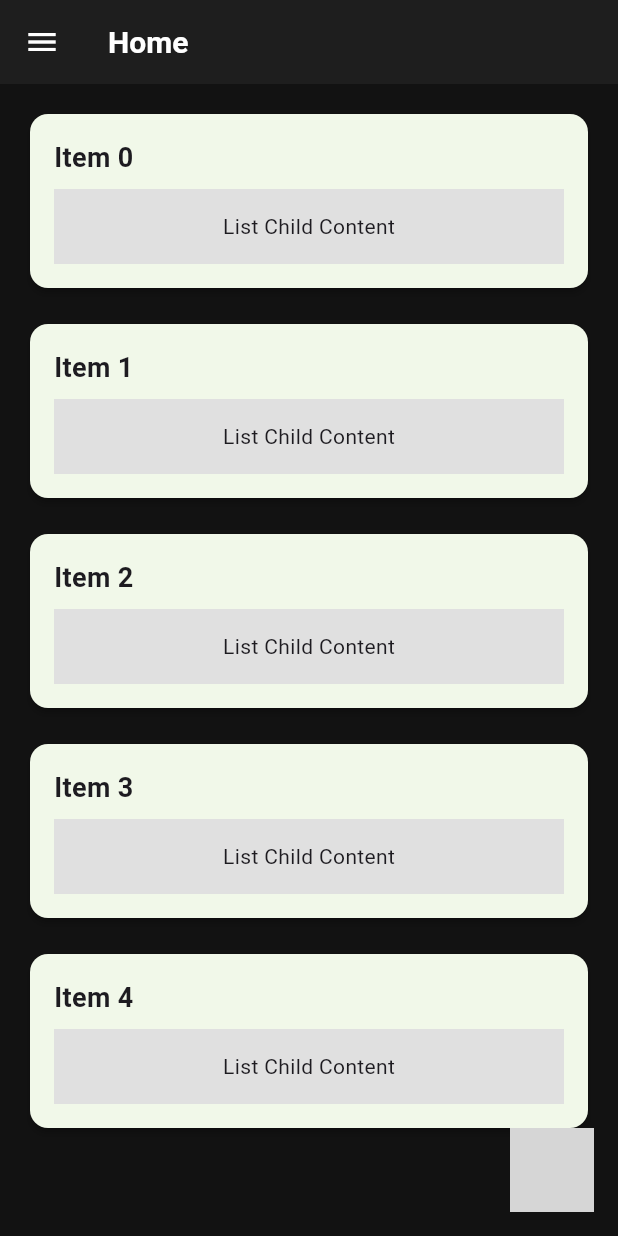
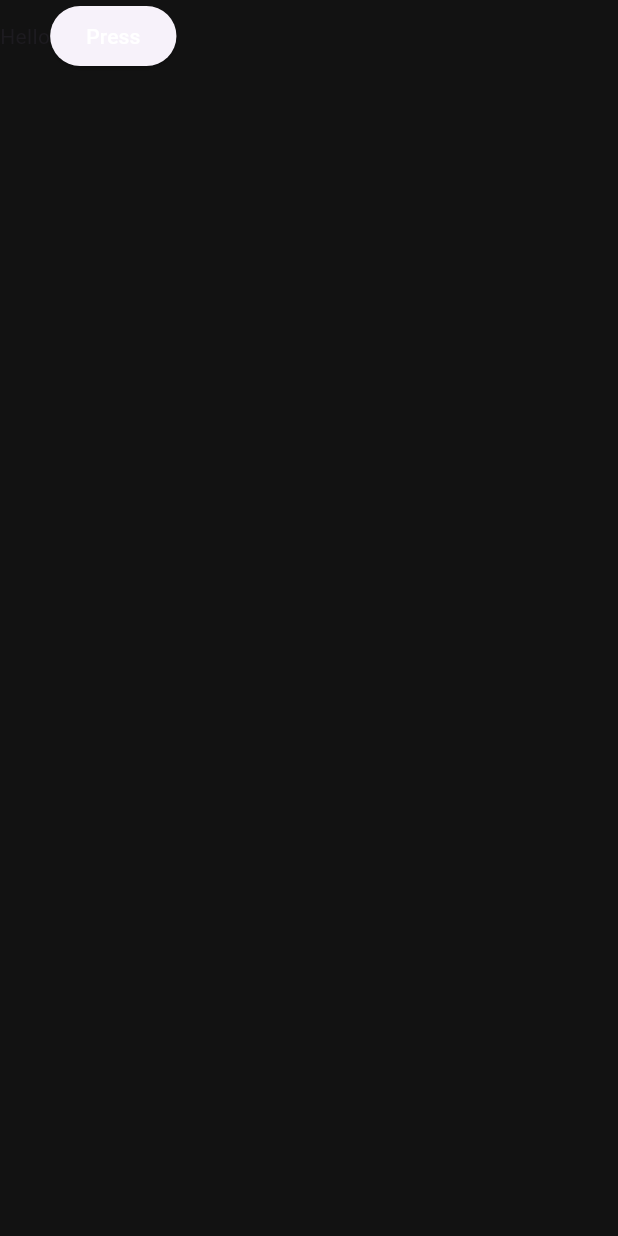
Before and after one commit to Mohiudd1n/Deenify, a Flutter app: the screen it shows after launch, on a phone screen of 412 x 824 dp. Run offline on Flutter 3.47's test engine with Material 3 defaults, Android fonts, the light colour scheme and no system bars; our stand-ins replace firebase_core, flutter_staggered_animations, rounded_loading_button_plus, sidebarx, slide_to_act; missing offline and left inert: flutter_islamic_icons, flutter_scrolling_fab_animated; accounts and stored records are empty; grey boxes are pictures that could not be loaded.

Commit message:
added login page

```diff
--- a/lib/main.dart
+++ b/lib/main.dart
@@ -1,18 +1,21 @@
 import 'package:flutter/material.dart';
+import 'package:firebase_core/firebase_core.dart';
 import 'package:sidebarx/sidebarx.dart';
+import './pages/loginpage.dart';
+import 'package:firebase_core/firebase_core.dart';
+import 'firebase_options.dart';
 import 'package:flutter_islamic_icons/flutter_islamic_icons.dart';
 import 'package:deenify/pages/homepage.dart'; // Adjust the import path as needed
 
-void main() {
-  runApp(SidebarXExampleApp());
+void main() async {
+  WidgetsFlutterBinding.ensureInitialized();
+  await Firebase.initializeApp(
+    options: DefaultFirebaseOptions.currentPlatform,
+  );
+  runApp(MyApp());
 }
 
-class SidebarXExampleApp extends StatelessWidget {
-  SidebarXExampleApp({Key? key}) : super(key: key);
-
-  final _controller = SidebarXController(selectedIndex: 0, extended: true);
-  final _key = GlobalKey<ScaffoldState>();
-
+class MyApp extends StatelessWidget{
   @override
   Widget build(BuildContext context) {
     return MaterialApp(
@@ -41,7 +44,21 @@ class SidebarXExampleApp extends StatelessWidget {
     ),
     ),
     ),
-      home: Builder(
+    home: loginpage(),
+    );
+  }
+
+}
+
+class SidebarXExampleApp extends StatelessWidget {
+  SidebarXExampleApp({Key? key}) : super(key: key);
+
+  final _controller = SidebarXController(selectedIndex: 0, extended: true);
+  final _key = GlobalKey<ScaffoldState>();
+
+  @override
+  Widget build(BuildContext context) {
+     return Builder(
         builder: (context) {
           final isSmallScreen = MediaQuery.of(context).size.width < 600;
           return Scaffold(
@@ -76,7 +93,6 @@ class SidebarXExampleApp extends StatelessWidget {
             ),
           );
         },
-      ),
     );
   }
 }
--- a/lib/pages/homepage.dart
+++ b/lib/pages/homepage.dart
@@ -1,5 +1,6 @@
 import 'package:deenify/screens/prayerscreen.dart';
 import 'package:flutter/material.dart';
+import 'package:firebase_core/firebase_core.dart';
 import 'package:flutter_staggered_animations/flutter_staggered_animations.dart';
 import 'package:flutter_scrolling_fab_animated/flutter_scrolling_fab_animated.dart';
 import '../widgets/listchild.dart'; // Adjust the import path as needed
--- /dev/null
+++ b/lib/pages/loginpage.dart
@@ -0,0 +1,23 @@
+import 'package:flutter/cupertino.dart';
+import 'package:flutter/material.dart';
+import 'package:deenify/main.dart';
+
+class loginpage extends StatelessWidget{
+  loginpage({super.key});
+
+  @override
+  Widget build(BuildContext context) {
+    return Scaffold(
+      body: Row(
+        children: [
+        Text("Hello"),
+        ElevatedButton(onPressed: (){
+          Navigator.push(context,MaterialPageRoute(builder: (context) => SidebarXExampleApp()));
+        },
+            child: Text("Press", style: TextStyle(color: Colors.white),)
+        ),
+        ],
+      ),
+    );
+  }
+}
--- a/lib/screens/prayerscreen.dart
+++ b/lib/screens/prayerscreen.dart
@@ -1,5 +1,6 @@
 import 'dart:async';
 import 'package:flutter/material.dart';
+import 'package:firebase_core/firebase_core.dart';
 import 'package:intl/intl.dart'; // For date formatting
 import 'package:flutter_staggered_animations/flutter_staggered_animations.dart';
 import 'package:slide_to_act/slide_to_act.dart';
--- a/lib/widgets/listchild.dart
+++ b/lib/widgets/listchild.dart
@@ -1,4 +1,5 @@
 import 'package:flutter/material.dart';
+import 'package:firebase_core/firebase_core.dart';
 
 class Listchild extends StatelessWidget {
   const Listchild({super.key});
--- a/pubspec.yaml
+++ b/pubspec.yaml
@@ -37,6 +37,9 @@ dependencies:
   intl: "0.20.2"
   flutter_islamic_icons: "1.0.2"
   rounded_loading_button_plus: "3.0.1"
+  firebase_core: ^3.10.1
+  firebase_auth: ^5.4.1
+  google_fonts: ^3.0.1
 
   # The following adds the Cupertino Icons font to your application.
   # Use with the CupertinoIcons class for iOS style icons.
```
Also changed, not shown: firebase.json (added), lib/firebase_options.dart (added), lib/pages/signuppage.dart (added), pubspec.lock, 5 other files. Lines whose indentation alone changed are shown as unchanged.
